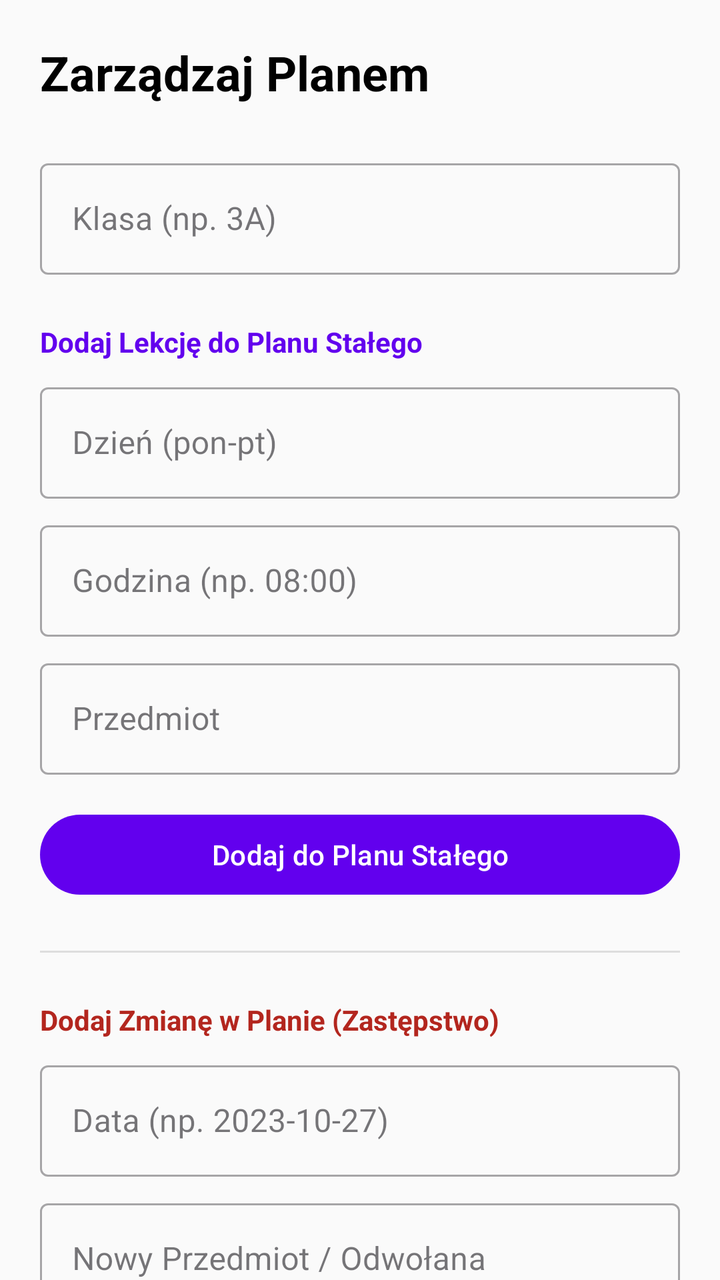
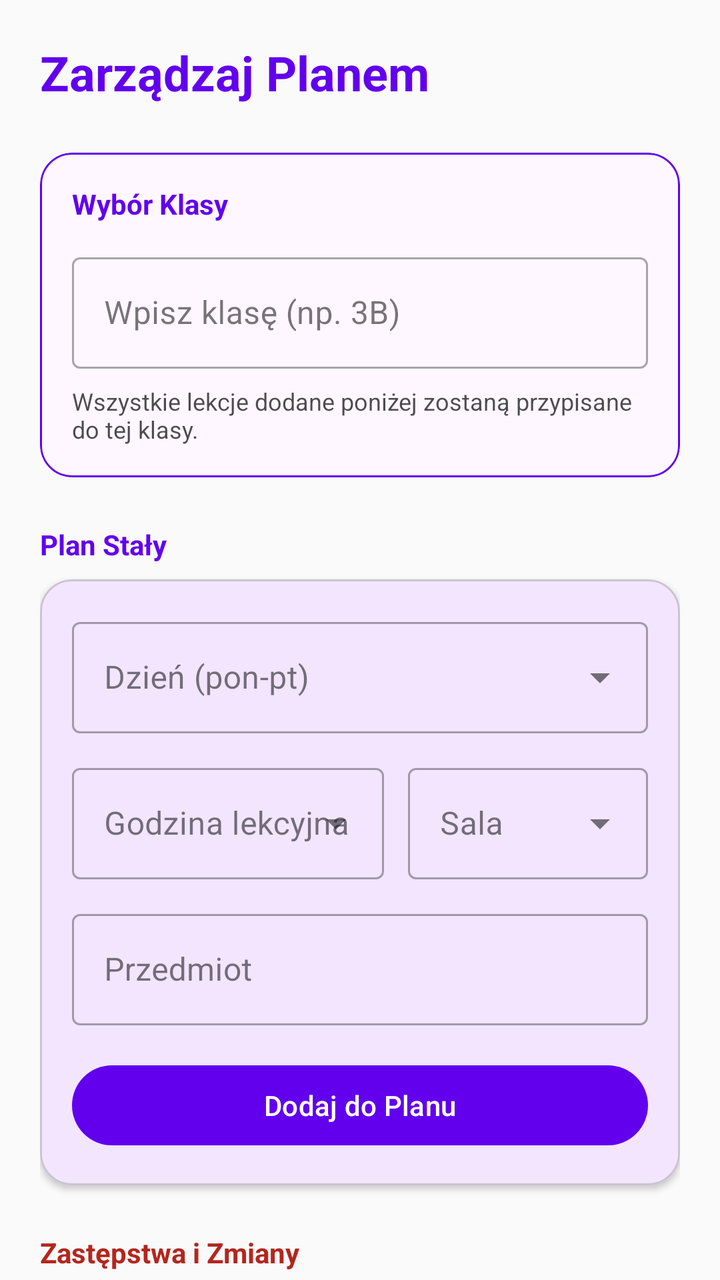

Two renders of the same Android screen: before a commit and after it. Below are the layout's source before the change and the commit's diff.
<!-- AndroidManifest.xml: application theme Theme.SchoolSpace -->
<!-- res/layout/fragment_manage_schedule.xml -->
<?xml version="1.0" encoding="utf-8"?>
<androidx.core.widget.NestedScrollView xmlns:android="http://schemas.android.com/apk/res/android"
    android:layout_width="match_parent"
    android:layout_height="match_parent"
    android:background="@color/background">

    <LinearLayout
        android:layout_width="match_parent"
        android:layout_height="wrap_content"
        android:orientation="vertical"
        android:padding="20dp">

        <TextView
            android:layout_width="wrap_content"
            android:layout_height="wrap_content"
            android:text="Zarządzaj Planem"
            android:textSize="24sp"
            android:textStyle="bold"
            android:layout_marginBottom="24dp"
            android:textColor="@color/text_primary" />

        <com.google.android.material.textfield.TextInputLayout
            android:layout_width="match_parent"
            android:layout_height="wrap_content"
            android:hint="Klasa (np. 3A)"
            style="@style/Widget.MaterialComponents.TextInputLayout.OutlinedBox">
            <com.google.android.material.textfield.TextInputEditText
                android:id="@+id/etTargetClass"
                android:layout_width="match_parent"
                android:layout_height="wrap_content" />
        </com.google.android.material.textfield.TextInputLayout>

        <TextView
            android:layout_width="wrap_content"
            android:layout_height="wrap_content"
            android:text="Dodaj Lekcję do Planu Stałego"
            android:layout_marginTop="24dp"
            android:textStyle="bold"
            android:textColor="@color/primary" />

        <com.google.android.material.textfield.TextInputLayout
            android:layout_width="match_parent"
            android:layout_height="wrap_content"
            android:layout_marginTop="8dp"
            android:hint="Dzień (pon-pt)"
            style="@style/Widget.MaterialComponents.TextInputLayout.OutlinedBox">
            <com.google.android.material.textfield.TextInputEditText
                android:id="@+id/etLessonDay"
                android:layout_width="match_parent"
                android:layout_height="wrap_content" />
        </com.google.android.material.textfield.TextInputLayout>

        <com.google.android.material.textfield.TextInputLayout
            android:layout_width="match_parent"
            android:layout_height="wrap_content"
            android:layout_marginTop="8dp"
            android:hint="Godzina (np. 08:00)"
            style="@style/Widget.MaterialComponents.TextInputLayout.OutlinedBox">
            <com.google.android.material.textfield.TextInputEditText
                android:id="@+id/etLessonTime"
                android:layout_width="match_parent"
                android:layout_height="wrap_content" />
        </com.google.android.material.textfield.TextInputLayout>

        <com.google.android.material.textfield.TextInputLayout
            android:layout_width="match_parent"
            android:layout_height="wrap_content"
            android:layout_marginTop="8dp"
            android:hint="Przedmiot"
            style="@style/Widget.MaterialComponents.TextInputLayout.OutlinedBox">
            <com.google.android.material.textfield.TextInputEditText
                android:id="@+id/etLessonSubject"
                android:layout_width="match_parent"
                android:layout_height="wrap_content" />
        </com.google.android.material.textfield.TextInputLayout>

        <Button
            android:id="@+id/btnAddLessonPermanent"
            android:layout_width="match_parent"
            android:layout_height="wrap_content"
            android:layout_marginTop="16dp"
            android:text="Dodaj do Planu Stałego" />

        <View
            android:layout_width="match_parent"
            android:layout_height="1dp"
            android:background="#DDDDDD"
            android:layout_marginVertical="24dp" />

        <TextView
            android:layout_width="wrap_content"
            android:layout_height="wrap_content"
            android:text="Dodaj Zmianę w Planie (Zastępstwo)"
            android:textStyle="bold"
            android:textColor="@color/error" />

        <com.google.android.material.textfield.TextInputLayout
            android:layout_width="match_parent"
            android:layout_height="wrap_content"
            android:layout_marginTop="8dp"
            android:hint="Data (np. 2023-10-27)"
            style="@style/Widget.MaterialComponents.TextInputLayout.OutlinedBox">
            <com.google.android.material.textfield.TextInputEditText
                android:id="@+id/etChangeDate"
                android:layout_width="match_parent"
                android:layout_height="wrap_content" />
        </com.google.android.material.textfield.TextInputLayout>

        <com.google.android.material.textfield.TextInputLayout
            android:layout_width="match_parent"
            android:layout_height="wrap_content"
            android:layout_marginTop="8dp"
            android:hint="Nowy Przedmiot / Odwołana"
            style="@style/Widget.MaterialComponents.TextInputLayout.OutlinedBox">
            <com.google.android.material.textfield.TextInputEditText
                android:id="@+id/etChangeSubject"
                android:layout_width="match_parent"
                android:layout_height="wrap_content" />
        </com.google.android.material.textfield.TextInputLayout>

        <Button
            android:id="@+id/btnAddLessonChange"
            android:layout_width="match_parent"
            android:layout_height="wrap_content"
            android:layout_marginTop="16dp"
            android:backgroundTint="@color/error"
            android:text="Dodaj Zmianę w Planie" />

    </LinearLayout>
</androidx.core.widget.NestedScrollView>
<!-- resources referenced by this layout -->
<resources>
  <color name="background">#FFFAFAFA</color>
  <color name="error">#B3261E</color>
  <color name="primary">#6200EE</color>
  <color name="text_primary">#000000</color>
  <style name="Theme.SchoolSpace" parent="Theme.Material3.DayNight.NoActionBar">
          
          <item name="colorPrimary">@color/primary</item>
          <item name="android:colorBackground">@color/background</item>
          <item name="android:textColor">@color/text_primary</item>
  
          
          <item name="android:statusBarColor">@color/primary</item>
          <item name="android:windowLightStatusBar" tools:targetApi="m">false</item>
  
          
          <item name="android:navigationBarColor">@color/background</item>
          <item name="android:windowLightNavigationBar" tools:targetApi="27">true</item>
      </style>
</resources>

<!-- the commit's change to res/layout/fragment_manage_schedule.xml (unified diff, before → after) -->
@@ -1,5 +1,6 @@
 <?xml version="1.0" encoding="utf-8"?>
 <androidx.core.widget.NestedScrollView xmlns:android="http://schemas.android.com/apk/res/android"
+    xmlns:app="http://schemas.android.com/apk/res-auto"
     android:layout_width="match_parent"
     android:layout_height="match_parent"
     android:background="@color/background">
@@ -17,114 +18,194 @@
             android:textSize="24sp"
             android:textStyle="bold"
             android:layout_marginBottom="24dp"
-            android:textColor="@color/text_primary" />
-
-        <com.google.android.material.textfield.TextInputLayout
+            android:textColor="@color/primary" />
+
+        <com.google.android.material.card.MaterialCardView
             android:layout_width="match_parent"
             android:layout_height="wrap_content"
-            android:hint="Klasa (np. 3A)"
-            style="@style/Widget.MaterialComponents.TextInputLayout.OutlinedBox">
-            <com.google.android.material.textfield.TextInputEditText
-                android:id="@+id/etTargetClass"
+            app:cardCornerRadius="16dp"
+            app:cardElevation="0dp"
+            app:strokeWidth="1dp"
+            app:strokeColor="@color/primary">
+
+            <LinearLayout
                 android:layout_width="match_parent"
-                android:layout_height="wrap_content" />
-        </com.google.android.material.textfield.TextInputLayout>
+                android:layout_height="wrap_content"
+                android:orientation="vertical"
+                android:padding="16dp">
+
+                <TextView
+                    android:layout_width="wrap_content"
+                    android:layout_height="wrap_content"
+                    android:text="Wybór Klasy"
+                    android:textStyle="bold"
+                    android:textColor="@color/primary"
+                    android:layout_marginBottom="12dp" />
+
+                <com.google.android.material.textfield.TextInputLayout
+                    android:layout_width="match_parent"
+                    android:layout_height="wrap_content"
+                    android:hint="Wpisz klasę (np. 3B)"
+                    style="@style/Widget.MaterialComponents.TextInputLayout.OutlinedBox">
+                    <com.google.android.material.textfield.TextInputEditText
+                        android:id="@+id/etTargetClass"
+                        android:layout_width="match_parent"
+                        android:layout_height="wrap_content"
+                        android:inputType="textCapCharacters" />
+                </com.google.android.material.textfield.TextInputLayout>
+
+                <TextView
+                    android:layout_width="wrap_content"
+                    android:layout_height="wrap_content"
+                    android:text="Wszystkie lekcje dodane poniżej zostaną przypisane do tej klasy."
+                    android:textSize="12sp"
+                    android:layout_marginTop="8dp"
+                    android:alpha="0.7" />
+            </LinearLayout>
+        </com.google.android.material.card.MaterialCardView>
 
         <TextView
             android:layout_width="wrap_content"
             android:layout_height="wrap_content"
-            android:text="Dodaj Lekcję do Planu Stałego"
+            android:text="Plan Stały"
             android:layout_marginTop="24dp"
+            android:layout_marginBottom="8dp"
             android:textStyle="bold"
             android:textColor="@color/primary" />
 
-        <com.google.android.material.textfield.TextInputLayout
+        <com.google.android.material.card.MaterialCardView
             android:layout_width="match_parent"
             android:layout_height="wrap_content"
-            android:layout_marginTop="8dp"
-            android:hint="Dzień (pon-pt)"
-            style="@style/Widget.MaterialComponents.TextInputLayout.OutlinedBox">
-            <com.google.android.material.textfield.TextInputEditText
-                android:id="@+id/etLessonDay"
+            app:cardCornerRadius="16dp"
+            app:cardElevation="2dp">
+
+            <LinearLayout
                 android:layout_width="match_parent"
-                android:layout_height="wrap_content" />
-        </com.google.android.material.textfield.TextInputLayout>
-
-        <com.google.android.material.textfield.TextInputLayout
-            android:layout_width="match_parent"
-            android:layout_height="wrap_content"
-            android:layout_marginTop="8dp"
-            android:hint="Godzina (np. 08:00)"
-            style="@style/Widget.MaterialComponents.TextInputLayout.OutlinedBox">
-            <com.google.android.material.textfield.TextInputEditText
-                android:id="@+id/etLessonTime"
-                android:layout_width="match_parent"
-                android:layout_height="wrap_content" />
-        </com.google.android.material.textfield.TextInputLayout>
-
-        <com.google.android.material.textfield.TextInputLayout
-            android:layout_width="match_parent"
-            android:layout_height="wrap_content"
-            android:layout_marginTop="8dp"
-            android:hint="Przedmiot"
-            style="@style/Widget.MaterialComponents.TextInputLayout.OutlinedBox">
-            <com.google.android.material.textfield.TextInputEditText
-                android:id="@+id/etLessonSubject"
-                android:layout_width="match_parent"
-                android:layout_height="wrap_content" />
-        </com.google.android.material.textfield.TextInputLayout>
-
-        <Button
-            android:id="@+id/btnAddLessonPermanent"
-            android:layout_width="match_parent"
-            android:layout_height="wrap_content"
-            android:layout_marginTop="16dp"
-            android:text="Dodaj do Planu Stałego" />
-
-        <View
-            android:layout_width="match_parent"
-            android:layout_height="1dp"
-            android:background="#DDDDDD"
-            android:layout_marginVertical="24dp" />
+                android:layout_height="wrap_content"
+                android:orientation="vertical"
+                android:padding="16dp">
+
+                <com.google.android.material.textfield.TextInputLayout
+                    android:layout_width="match_parent"
+                    android:layout_height="wrap_content"
+                    android:hint="Dzień (pon-pt)"
+                    style="@style/Widget.MaterialComponents.TextInputLayout.OutlinedBox.ExposedDropdownMenu">
+                    <AutoCompleteTextView
+                        android:id="@+id/etLessonDay"
+                        android:layout_width="match_parent"
+                        android:layout_height="wrap_content"
+                        android:inputType="none" />
+                </com.google.android.material.textfield.TextInputLayout>
+
+                <LinearLayout
+                    android:layout_width="match_parent"
+                    android:layout_height="wrap_content"
+                    android:orientation="horizontal"
+                    android:layout_marginTop="12dp">
+
+                    <com.google.android.material.textfield.TextInputLayout
+                        android:layout_width="0dp"
+                        android:layout_weight="1"
+                        android:layout_height="wrap_content"
+                        android:hint="Godzina lekcyjna"
+                        style="@style/Widget.MaterialComponents.TextInputLayout.OutlinedBox.ExposedDropdownMenu">
+                        <AutoCompleteTextView
+                            android:id="@+id/etLessonTime"
+                            android:layout_width="match_parent"
+                            android:layout_height="wrap_content"
+                            android:inputType="none" />
+                    </com.google.android.material.textfield.TextInputLayout>
+
+                    <com.google.android.material.textfield.TextInputLayout
+                        android:layout_width="120dp"
+                        android:layout_height="wrap_content"
+                        android:layout_marginStart="12dp"
+                        android:hint="Sala"
+                        style="@style/Widget.MaterialComponents.TextInputLayout.OutlinedBox.ExposedDropdownMenu">
+                        <AutoCompleteTextView
+                            android:id="@+id/etLessonRoom"
+                            android:layout_width="match_parent"
+                            android:layout_height="wrap_content"
+                            android:inputType="none" />
+                    </com.google.android.material.textfield.TextInputLayout>
+                </LinearLayout>
+
+                <com.google.android.material.textfield.TextInputLayout
+                    android:layout_width="match_parent"
+                    android:layout_height="wrap_content"
+                    android:layout_marginTop="12dp"
+                    android:hint="Przedmiot"
+                    style="@style/Widget.MaterialComponents.TextInputLayout.OutlinedBox">
+                    <com.google.android.material.textfield.TextInputEditText
+                        android:id="@+id/etLessonSubject"
+                        android:layout_width="match_parent"
+                        android:layout_height="wrap_content" />
+                </com.google.android.material.textfield.TextInputLayout>
+
+                <Button
+                    android:id="@+id/btnAddLessonPermanent"
+                    android:layout_width="match_parent"
+                    android:layout_height="wrap_content"
+                    android:layout_marginTop="16dp"
+                    android:text="Dodaj do Planu" />
+            </LinearLayout>
+        </com.google.android.material.card.MaterialCardView>
 
         <TextView
             android:layout_width="wrap_content"
             android:layout_height="wrap_content"
-            android:text="Dodaj Zmianę w Planie (Zastępstwo)"
+            android:text="Zastępstwa i Zmiany"
+            android:layout_marginTop="24dp"
+            android:layout_marginBottom="8dp"
             android:textStyle="bold"
             android:textColor="@color/error" />
 
-        <com.google.android.material.textfield.TextInputLayout
+        <com.google.android.material.card.MaterialCardView
             android:layout_width="match_parent"
             android:layout_height="wrap_content"
-            android:layout_marginTop="8dp"
-            android:hint="Data (np. 2023-10-27)"
-            style="@style/Widget.MaterialComponents.TextInputLayout.OutlinedBox">
-            <com.google.android.material.textfield.TextInputEditText
-                android:id="@+id/etChangeDate"
+            android:layout_marginBottom="24dp"
+            app:cardCornerRadius="16dp"
+            app:cardElevation="2dp">
+
+            <LinearLayout
                 android:layout_width="match_parent"
-                android:layout_height="wrap_content" />
-        </com.google.android.material.textfield.TextInputLayout>
-
-        <com.google.android.material.textfield.TextInputLayout
-            android:layout_width="match_parent"
-            android:layout_height="wrap_content"
-            android:layout_marginTop="8dp"
-            android:hint="Nowy Przedmiot / Odwołana"
-            style="@style/Widget.MaterialComponents.TextInputLayout.OutlinedBox">
-            <com.google.android.material.textfield.TextInputEditText
-                android:id="@+id/etChangeSubject"
-                android:layout_width="match_parent"
-                android:layout_height="wrap_content" />
-        </com.google.android.material.textfield.TextInputLayout>
-
-        <Button
-            android:id="@+id/btnAddLessonChange"
-            android:layout_width="match_parent"
-            android:layout_height="wrap_content"
-            android:layout_marginTop="16dp"
-            android:backgroundTint="@color/error"
-            android:text="Dodaj Zmianę w Planie" />
+                android:layout_height="wrap_content"
+                android:orientation="vertical"
+                android:padding="16dp">
+
+                <com.google.android.material.textfield.TextInputLayout
+                    android:layout_width="match_parent"
+                    android:layout_height="wrap_content"
+                    android:hint="Data (kliknij aby wybrać)"
+                    style="@style/Widget.MaterialComponents.TextInputLayout.OutlinedBox">
+                    <com.google.android.material.textfield.TextInputEditText
+                        android:id="@+id/etChangeDate"
+                        android:layout_width="match_parent"
+                        android:layout_height="wrap_content"
+                        android:focusable="false" />
+                </com.google.android.material.textfield.TextInputLayout>
+
+                <com.google.android.material.textfield.TextInputLayout
+                    android:layout_width="match_parent"
+                    android:layout_height="wrap_content"
+                    android:layout_marginTop="12dp"
+                    android:hint="Nowy Przedmiot / Informacja"
+                    style="@style/Widget.MaterialComponents.TextInputLayout.OutlinedBox">
+                    <com.google.android.material.textfield.TextInputEditText
+                        android:id="@+id/etChangeSubject"
+                        android:layout_width="match_parent"
+                        android:layout_height="wrap_content" />
+                </com.google.android.material.textfield.TextInputLayout>
+
+                <Button
+                    android:id="@+id/btnAddLessonChange"
+                    android:layout_width="match_parent"
+                    android:layout_height="wrap_content"
+                    android:layout_marginTop="16dp"
+                    android:backgroundTint="@color/error"
+                    android:text="Zatwierdź Zmianę" />
+            </LinearLayout>
+        </com.google.android.material.card.MaterialCardView>
 
     </LinearLayout>
 </androidx.core.widget.NestedScrollView>
